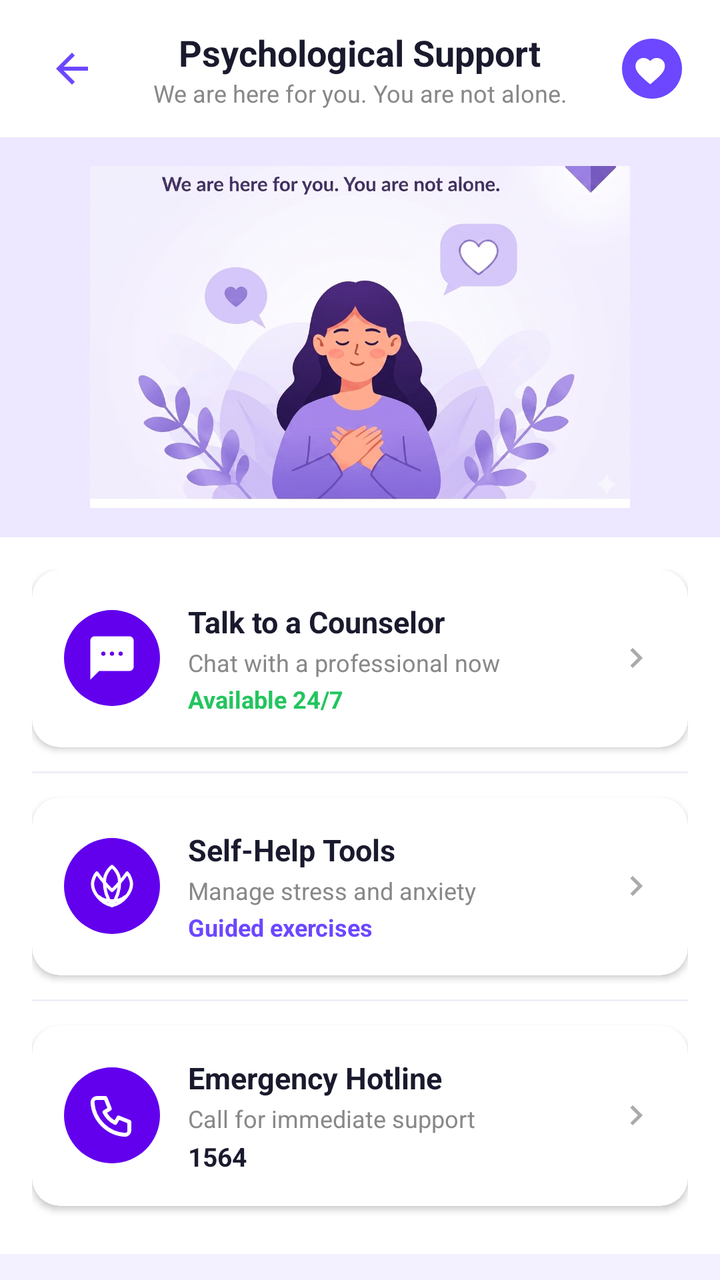
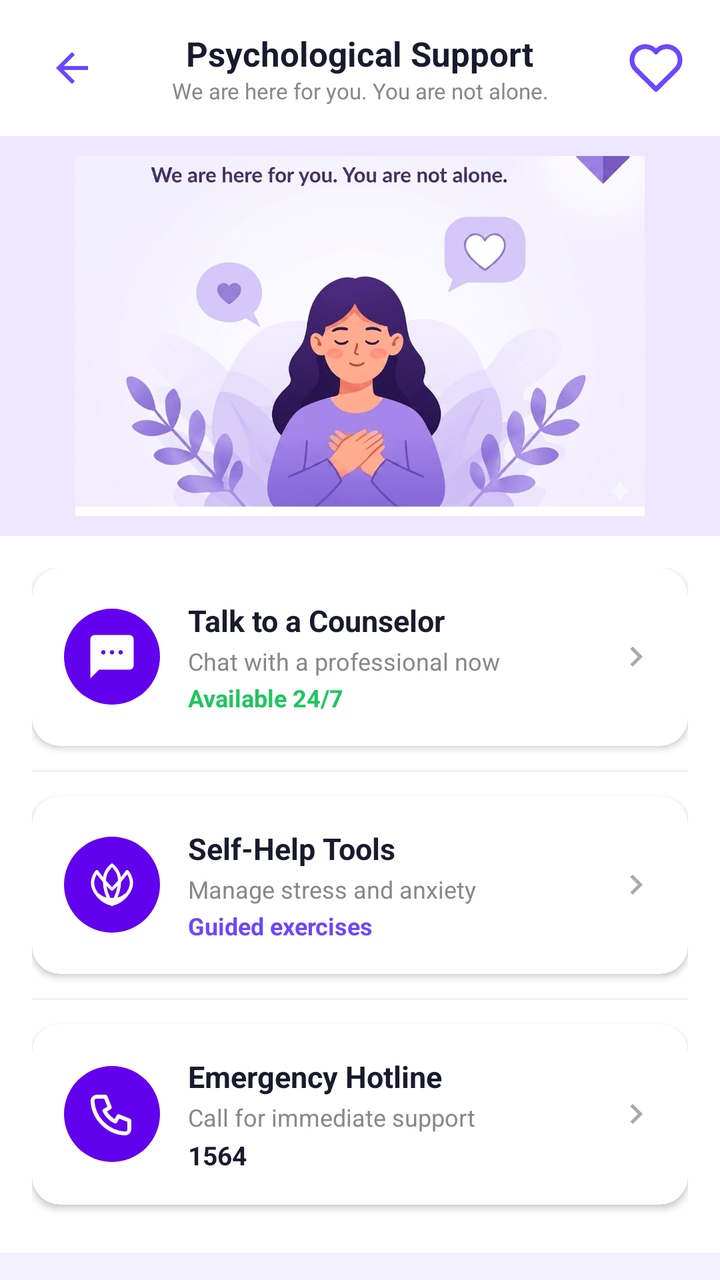

Before-and-after screenshots of an Android layout around one commit, followed by the original layout XML and the change that was made.
<!-- AndroidManifest.xml: application theme Theme.Crises -->
<!-- res/layout/activity_psychological_support.xml -->
<?xml version="1.0" encoding="utf-8"?>
<ScrollView xmlns:android="http://schemas.android.com/apk/res/android"
    xmlns:app="http://schemas.android.com/apk/res-auto"
    android:layout_width="match_parent"
    android:layout_height="match_parent"
    android:background="#F3F0FF"
    android:id="@+id/main"
    android:fillViewport="true">

    <LinearLayout
        android:layout_width="match_parent"
        android:layout_height="wrap_content"
        android:orientation="vertical">

        
        <RelativeLayout
            android:layout_width="match_parent"
            android:layout_height="wrap_content"
            android:background="#FFFFFF"
            android:paddingStart="16dp"
            android:paddingTop="16dp"
            android:paddingEnd="16dp"
            android:paddingBottom="12dp">

            <ImageButton
                android:id="@+id/btnBack"
                android:layout_width="40dp"
                android:layout_height="40dp"
                android:layout_centerVertical="true"
                android:background="?attr/selectableItemBackgroundBorderless"
                android:contentDescription="Back"
                android:src="@drawable/ic_arrow_back"
                app:tint="#6C47FF" />

            <LinearLayout
                android:layout_width="wrap_content"
                android:layout_height="wrap_content"
                android:layout_centerInParent="true"
                android:gravity="center"
                android:orientation="vertical">

                <TextView
                    android:layout_width="wrap_content"
                    android:layout_height="wrap_content"
                    android:text="Psychological Support"
                    android:textColor="#1A1A2E"
                    android:textSize="18sp"
                    android:textStyle="bold" />

                <TextView
                    android:layout_width="wrap_content"
                    android:layout_height="wrap_content"
                    android:gravity="center"
                    android:text="We are here for you. You are not alone."
                    android:textColor="#888888"
                    android:textSize="12sp" />
            </LinearLayout>

            <ImageView
                android:layout_width="36dp"
                android:layout_height="36dp"
                android:layout_alignParentEnd="true"
                android:layout_centerVertical="true"
                android:contentDescription="Support"
                android:src="@drawable/ic_heart_shield"
                app:tint="#6C47FF" />
        </RelativeLayout>

        
        <RelativeLayout
            android:layout_width="match_parent"
            android:layout_height="200dp"
            android:background="#EDE8FF">

            <ImageView
                android:id="@+id/ivCenterIllustration"
                android:layout_width="wrap_content"
                android:layout_height="180dp"
                android:layout_centerInParent="true"
                android:layout_marginEnd="90dp"
                android:layout_marginBottom="25dp"
                android:adjustViewBounds="true"
                android:contentDescription="Psychological support illustration"
                android:scaleType="fitCenter"
                android:src="@drawable/psy" />

        </RelativeLayout>

        
        <LinearLayout
            android:layout_width="match_parent"
            android:layout_height="wrap_content"
            android:layout_marginTop="0dp"
            android:background="#FFFFFF"
            android:orientation="vertical"
            android:padding="16dp">

            
            <androidx.cardview.widget.CardView
                android:id="@+id/cardCounselor"
                android:layout_width="match_parent"
                android:layout_height="wrap_content"
                android:layout_marginBottom="12dp"
                app:cardBackgroundColor="#FFFFFF"
                app:cardCornerRadius="14dp"
                app:cardElevation="2dp">

                <RelativeLayout
                    android:layout_width="match_parent"
                    android:layout_height="wrap_content"
                    android:padding="16dp">

                    <FrameLayout
                        android:id="@+id/iconCounselor"
                        android:layout_width="48dp"
                        android:layout_height="48dp"
                        android:layout_centerVertical="true"
                        android:background="@drawable/circle_purple_bg">

                        <ImageView
                            android:layout_width="26dp"
                            android:layout_height="26dp"
                            android:layout_gravity="center"
                            android:contentDescription="Counselor"
                            android:src="@drawable/ic_chat_dots"
                            app:tint="#FFFFFF" />
                    </FrameLayout>

                    <LinearLayout
                        android:layout_width="match_parent"
                        android:layout_height="wrap_content"
                        android:layout_centerVertical="true"
                        android:layout_toEndOf="@id/iconCounselor"
                        android:layout_toStartOf="@+id/arrowCounselor"
                        android:orientation="vertical"
                        android:paddingStart="14dp">

                        <TextView
                            android:layout_width="wrap_content"
                            android:layout_height="wrap_content"
                            android:text="Talk to a Counselor"
                            android:textColor="#1A1A2E"
                            android:textSize="15sp"
                            android:textStyle="bold" />

                        <TextView
                            android:layout_width="wrap_content"
                            android:layout_height="wrap_content"
                            android:layout_marginTop="2dp"
                            android:text="Chat with a professional now"
                            android:textColor="#888888"
                            android:textSize="12sp" />

                        <TextView
                            android:layout_width="wrap_content"
                            android:layout_height="wrap_content"
                            android:layout_marginTop="2dp"
                            android:text="Available 24/7"
                            android:textColor="#22C55E"
                            android:textSize="12sp"
                            android:textStyle="bold" />
                    </LinearLayout>

                    <ImageView
                        android:id="@+id/arrowCounselor"
                        android:layout_width="20dp"
                        android:layout_height="20dp"
                        android:layout_alignParentEnd="true"
                        android:layout_centerVertical="true"
                        android:contentDescription="Open"
                        android:src="@drawable/ic_chevron_right"
                        app:tint="#AAAAAA" />
                </RelativeLayout>
            </androidx.cardview.widget.CardView>

            
            <View
                android:layout_width="match_parent"
                android:layout_height="1dp"
                android:layout_marginBottom="12dp"
                android:background="#F0EEF8" />

            
            <androidx.cardview.widget.CardView
                android:id="@+id/cardSelfHelp"
                android:layout_width="match_parent"
                android:layout_height="wrap_content"
                android:layout_marginBottom="12dp"
                app:cardBackgroundColor="#FFFFFF"
                app:cardCornerRadius="14dp"
                app:cardElevation="2dp">

                <RelativeLayout
                    android:layout_width="match_parent"
                    android:layout_height="wrap_content"
                    android:padding="16dp">

                    <FrameLayout
                        android:id="@+id/iconSelfHelp"
                        android:layout_width="48dp"
                        android:layout_height="48dp"
                        android:layout_centerVertical="true"
                        android:background="@drawable/circle_purple_bg">

                        <ImageView
                            android:layout_width="26dp"
                            android:layout_height="26dp"
                            android:layout_gravity="center"
                            android:contentDescription="Self-help"
                            android:src="@drawable/ic_lotus"
                            app:tint="#FFFFFF" />
                    </FrameLayout>

                    <LinearLayout
                        android:layout_width="match_parent"
                        android:layout_height="wrap_content"
                        android:layout_centerVertical="true"
                        android:layout_toEndOf="@id/iconSelfHelp"
                        android:layout_toStartOf="@+id/arrowSelfHelp"
                        android:orientation="vertical"
                        android:paddingStart="14dp">

                        <TextView
                            android:layout_width="wrap_content"
                            android:layout_height="wrap_content"
                            android:text="Self-Help Tools"
                            android:textColor="#1A1A2E"
                            android:textSize="15sp"
                            android:textStyle="bold" />

                        <TextView
                            android:layout_width="wrap_content"
                            android:layout_height="wrap_content"
                            android:layout_marginTop="2dp"
                            android:text="Manage stress and anxiety"
                            android:textColor="#888888"
                            android:textSize="12sp" />

                        <TextView
                            android:layout_width="wrap_content"
                            android:layout_height="wrap_content"
                            android:layout_marginTop="2dp"
                            android:text="Guided exercises"
                            android:textColor="#6C47FF"
                            android:textSize="12sp"
                            android:textStyle="bold" />
                    </LinearLayout>

                    <ImageView
                        android:id="@+id/arrowSelfHelp"
                        android:layout_width="20dp"
                        android:layout_height="20dp"
                        android:layout_alignParentEnd="true"
                        android:layout_centerVertical="true"
                        android:contentDescription="Open"
                        android:src="@drawable/ic_chevron_right"
                        app:tint="#AAAAAA" />
                </RelativeLayout>
            </androidx.cardview.widget.CardView>

            
            <View
                android:layout_width="match_parent"
                android:layout_height="1dp"
                android:layout_marginBottom="12dp"
                android:background="#F0EEF8" />

            
            <androidx.cardview.widget.CardView
                android:id="@+id/cardHotline"
                android:layout_width="match_parent"
                android:layout_height="wrap_content"
                android:layout_marginBottom="8dp"
                app:cardBackgroundColor="#FFFFFF"
                app:cardCornerRadius="14dp"
                app:cardElevation="2dp">

                <RelativeLayout
                    android:layout_width="match_parent"
                    android:layout_height="wrap_content"
                    android:padding="16dp">

                    <FrameLayout
                        android:id="@+id/iconHotline"
                        android:layout_width="48dp"
                        android:layout_height="48dp"
                        android:layout_centerVertical="true"
                        android:background="@drawable/circle_purple_bg">

                        <ImageView
                            android:layout_width="26dp"
                            android:layout_height="26dp"
                            android:layout_gravity="center"
                            android:contentDescription="Phone"
                            android:src="@drawable/ic_phone"
                            app:tint="#FFFFFF" />
                    </FrameLayout>

                    <LinearLayout
                        android:layout_width="match_parent"
                        android:layout_height="wrap_content"
                        android:layout_centerVertical="true"
                        android:layout_toEndOf="@id/iconHotline"
                        android:layout_toStartOf="@+id/arrowHotline"
                        android:orientation="vertical"
                        android:paddingStart="14dp">

                        <TextView
                            android:layout_width="wrap_content"
                            android:layout_height="wrap_content"
                            android:text="Emergency Hotline"
                            android:textColor="#1A1A2E"
                            android:textSize="15sp"
                            android:textStyle="bold" />

                        <TextView
                            android:layout_width="wrap_content"
                            android:layout_height="wrap_content"
                            android:layout_marginTop="2dp"
                            android:text="Call for immediate support"
                            android:textColor="#888888"
                            android:textSize="12sp" />

                        <TextView
                            android:layout_width="wrap_content"
                            android:layout_height="wrap_content"
                            android:layout_marginTop="2dp"
                            android:text="1564"
                            android:textColor="#1A1A2E"
                            android:textSize="13sp"
                            android:textStyle="bold" />
                    </LinearLayout>

                    <ImageView
                        android:id="@+id/arrowHotline"
                        android:layout_width="20dp"
                        android:layout_height="20dp"
                        android:layout_alignParentEnd="true"
                        android:layout_centerVertical="true"
                        android:contentDescription="Call"
                        android:src="@drawable/ic_chevron_right"
                        app:tint="#AAAAAA" />
                </RelativeLayout>
            </androidx.cardview.widget.CardView>

        </LinearLayout>

    </LinearLayout>
</ScrollView>
<!-- resources referenced by this layout -->
<resources>
  <!-- drawable circle_purple_bg (drawable) -->
  <?xml version="1.0" encoding="utf-8"?>
  <shape xmlns:android="http://schemas.android.com/apk/res/android"
      android:shape="oval">
      <solid android:color="#6200EE" />
  </shape>
  <!-- drawable ic_arrow_back (drawable) -->
  <vector xmlns:android="http://schemas.android.com/apk/res/android"
      android:width="24dp"
      android:height="24dp"
      android:viewportWidth="24"
      android:viewportHeight="24">
      <path
          android:fillColor="#FF000000"
          android:pathData="M20,11H7.83l5.59,-5.59L12,4l-8,8 8,8 1.41,-1.41L7.83,13H20v-2z"/>
  </vector>
  <!-- drawable ic_chat_dots (drawable) -->
  <vector xmlns:android="http://schemas.android.com/apk/res/android"
      android:width="24dp"
      android:height="24dp"
      android:viewportWidth="24"
      android:viewportHeight="24">
  
      <path
          android:fillColor="#FF000000"
          android:pathData="M20,2H4c-1.1,0 -2,0.9 -2,2v18l4,-4h14c1.1,0 2,-0.9 2,-2V4c0,-1.1 -0.9,-2 -2,-2zM8,11c-0.55,0 -1,-0.45 -1,-1s0.45,-1 1,-1 1,0.45 1,1 -0.45,1 -1,1zM12,11c-0.55,0 -1,-0.45 -1,-1s0.45,-1 1,-1 1,0.45 1,1 -0.45,1 -1,1zM16,11c-0.55,0 -1,-0.45 -1,-1s0.45,-1 1,-1 1,0.45 1,1 -0.45,1 -1,1z"/>
  </vector>
  <!-- drawable ic_chevron_right (drawable) -->
  <vector xmlns:android="http://schemas.android.com/apk/res/android"
      android:width="24dp"
      android:height="24dp"
      android:viewportWidth="24"
      android:viewportHeight="24">
      <path
          android:fillColor="#FF000000"
          android:pathData="M10,6L8.59,7.41 13.17,12l-4.58,4.59L10,18l6,-6z"/>
  </vector>
  <!-- drawable ic_heart_shield (drawable) -->
  <vector xmlns:android="http://schemas.android.com/apk/res/android"
      android:width="24dp"
      android:height="24dp"
      android:viewportWidth="24"
      android:viewportHeight="24">
  
      <path
          android:fillColor="#FF000000"
          android:pathData="M12,2C6.48,2 2,6.48 2,12c0,5.52 4.48,10 10,10s10,-4.48 10,-10C22,6.48 17.52,2 12,2zM12,17.75l-0.56,-0.51C8.2,14.54 6.5,13.01 6.5,11.13c0,-1.51 1.19,-2.7 2.7,-2.7c0.85,0 1.67,0.4 2.2,1.02c0.53,-0.62 1.35,-1.02 2.2,-1.02c1.51,0 2.7,1.19 2.7,2.7c0,1.88 -1.7,3.41 -4.94,6.11l-0.56,0.51z"/>
  </vector>
  <!-- drawable ic_phone (drawable) -->
  <vector xmlns:android="http://schemas.android.com/apk/res/android"
      android:width="24dp"
      android:height="24dp"
      android:viewportWidth="24"
      android:viewportHeight="24">
      <path
          android:fillColor="@android:color/transparent"
          android:strokeColor="#185FA5"
          android:strokeWidth="1.8"
          android:strokeLineCap="round"
          android:strokeLineJoin="round"
          android:pathData="M5,4h4l2,5l-2.5,1.5a11,11 0,0 0,5 5l1.5,-2.5l5,2v4a2,2 0,0 1,-2 2A16,16 0,0 1,3 6a2,2 0,0 1,2 -2"/>
  </vector>
  <style name="Theme.Crises" parent="Base.Theme.Crises" />
  <style name="Base.Theme.Crises" parent="Theme.Material3.DayNight.NoActionBar">
  
      </style>
  <!-- unchanged entries left out for length: 2 -->
</resources>

<!-- the commit's change to res/layout/activity_psychological_support.xml (unified diff, before → after) -->
@@ -5,7 +5,8 @@
     android:layout_height="match_parent"
     android:background="#F3F0FF"
     android:id="@+id/main"
-    android:fillViewport="true">
+    android:fillViewport="false"
+    android:fitsSystemWindows="true">
 
     <LinearLayout
         android:layout_width="match_parent"
@@ -14,6 +15,7 @@
 
         
         <RelativeLayout
+            android:id="@+id/headerLayout"
             android:layout_width="match_parent"
             android:layout_height="wrap_content"
             android:background="#FFFFFF"
@@ -27,6 +29,7 @@
                 android:layout_width="40dp"
                 android:layout_height="40dp"
                 android:layout_centerVertical="true"
+                android:layout_alignParentStart="true"
                 android:background="?attr/selectableItemBackgroundBorderless"
                 android:contentDescription="Back"
                 android:src="@drawable/ic_arrow_back"
@@ -44,7 +47,7 @@
                     android:layout_height="wrap_content"
                     android:text="Psychological Support"
                     android:textColor="#1A1A2E"
-                    android:textSize="18sp"
+                    android:textSize="17sp"
                     android:textStyle="bold" />
 
                 <TextView
@@ -53,16 +56,16 @@
                     android:gravity="center"
                     android:text="We are here for you. You are not alone."
                     android:textColor="#888888"
-                    android:textSize="12sp" />
+                    android:textSize="11sp" />
             </LinearLayout>
 
             <ImageView
-                android:layout_width="36dp"
-                android:layout_height="36dp"
+                android:layout_width="32dp"
+                android:layout_height="32dp"
                 android:layout_alignParentEnd="true"
                 android:layout_centerVertical="true"
                 android:contentDescription="Support"
-                android:src="@drawable/ic_heart_shield"
+                android:src="@drawable/ic_heart"
                 app:tint="#6C47FF" />
         </RelativeLayout>
 
@@ -74,23 +77,19 @@
 
             <ImageView
                 android:id="@+id/ivCenterIllustration"
-                android:layout_width="wrap_content"
+                android:layout_width="match_parent"
                 android:layout_height="180dp"
                 android:layout_centerInParent="true"
-                android:layout_marginEnd="90dp"
-                android:layout_marginBottom="25dp"
                 android:adjustViewBounds="true"
                 android:contentDescription="Psychological support illustration"
-                android:scaleType="fitCenter"
+                android:scaleType="centerInside"
                 android:src="@drawable/psy" />
-
         </RelativeLayout>
 
         
         <LinearLayout
             android:layout_width="match_parent"
             android:layout_height="wrap_content"
-            android:layout_marginTop="0dp"
             android:background="#FFFFFF"
             android:orientation="vertical"
             android:padding="16dp">
@@ -116,7 +115,6 @@
                         android:layout_height="48dp"
                         android:layout_centerVertical="true"
                         android:background="@drawable/circle_purple_bg">
-
                         <ImageView
                             android:layout_width="26dp"
                             android:layout_height="26dp"
@@ -134,7 +132,6 @@
                         android:layout_toStartOf="@+id/arrowCounselor"
                         android:orientation="vertical"
                         android:paddingStart="14dp">
-
                         <TextView
                             android:layout_width="wrap_content"
                             android:layout_height="wrap_content"
@@ -142,7 +139,6 @@
                             android:textColor="#1A1A2E"
                             android:textSize="15sp"
                             android:textStyle="bold" />
-
                         <TextView
                             android:layout_width="wrap_content"
                             android:layout_height="wrap_content"
@@ -150,7 +146,6 @@
                             android:text="Chat with a professional now"
                             android:textColor="#888888"
                             android:textSize="12sp" />
-
                         <TextView
                             android:layout_width="wrap_content"
                             android:layout_height="wrap_content"
@@ -173,7 +168,6 @@
                 </RelativeLayout>
             </androidx.cardview.widget.CardView>
 
-            
             <View
                 android:layout_width="match_parent"
                 android:layout_height="1dp"
@@ -201,7 +195,6 @@
                         android:layout_height="48dp"
                         android:layout_centerVertical="true"
                         android:background="@drawable/circle_purple_bg">
-
                         <ImageView
                             android:layout_width="26dp"
                             android:layout_height="26dp"
@@ -219,7 +212,6 @@
                         android:layout_toStartOf="@+id/arrowSelfHelp"
                         android:orientation="vertical"
                         android:paddingStart="14dp">
-
                         <TextView
                             android:layout_width="wrap_content"
                             android:layout_height="wrap_content"
@@ -227,7 +219,6 @@
                             android:textColor="#1A1A2E"
                             android:textSize="15sp"
                             android:textStyle="bold" />
-
                         <TextView
                             android:layout_width="wrap_content"
                             android:layout_height="wrap_content"
@@ -235,7 +226,6 @@
                             android:text="Manage stress and anxiety"
                             android:textColor="#888888"
                             android:textSize="12sp" />
-
                         <TextView
                             android:layout_width="wrap_content"
                             android:layout_height="wrap_content"
@@ -258,7 +248,6 @@
                 </RelativeLayout>
             </androidx.cardview.widget.CardView>
 
-            
             <View
                 android:layout_width="match_parent"
                 android:layout_height="1dp"
@@ -286,7 +275,6 @@
                         android:layout_height="48dp"
                         android:layout_centerVertical="true"
                         android:background="@drawable/circle_purple_bg">
-
                         <ImageView
                             android:layout_width="26dp"
                             android:layout_height="26dp"
@@ -304,7 +292,6 @@
                         android:layout_toStartOf="@+id/arrowHotline"
                         android:orientation="vertical"
                         android:paddingStart="14dp">
-
                         <TextView
                             android:layout_width="wrap_content"
                             android:layout_height="wrap_content"
@@ -312,7 +299,6 @@
                             android:textColor="#1A1A2E"
                             android:textSize="15sp"
                             android:textStyle="bold" />
-
                         <TextView
                             android:layout_width="wrap_content"
                             android:layout_height="wrap_content"
@@ -320,7 +306,6 @@
                             android:text="Call for immediate support"
                             android:textColor="#888888"
                             android:textSize="12sp" />
-
                         <TextView
                             android:layout_width="wrap_content"
                             android:layout_height="wrap_content"
@@ -344,6 +329,5 @@
             </androidx.cardview.widget.CardView>
 
         </LinearLayout>
-
     </LinearLayout>
 </ScrollView>
<!-- resource entries referenced after the edit -->
@@ -37,16 +37,19 @@
           android:fillColor="#FF000000"
           android:pathData="M10,6L8.59,7.41 13.17,12l-4.58,4.59L10,18l6,-6z"/>
   </vector>
-  <!-- drawable ic_heart_shield (drawable) -->
+  <!-- drawable ic_heart (drawable) -->
   <vector xmlns:android="http://schemas.android.com/apk/res/android"
       android:width="24dp"
       android:height="24dp"
       android:viewportWidth="24"
       android:viewportHeight="24">
-  
       <path
-          android:fillColor="#FF000000"
-          android:pathData="M12,2C6.48,2 2,6.48 2,12c0,5.52 4.48,10 10,10s10,-4.48 10,-10C22,6.48 17.52,2 12,2zM12,17.75l-0.56,-0.51C8.2,14.54 6.5,13.01 6.5,11.13c0,-1.51 1.19,-2.7 2.7,-2.7c0.85,0 1.67,0.4 2.2,1.02c0.53,-0.62 1.35,-1.02 2.2,-1.02c1.51,0 2.7,1.19 2.7,2.7c0,1.88 -1.7,3.41 -4.94,6.11l-0.56,0.51z"/>
+          android:fillColor="@android:color/transparent"
+          android:strokeColor="#185FA5"
+          android:strokeWidth="1.8"
+          android:strokeLineCap="round"
+          android:strokeLineJoin="round"
+          android:pathData="M19.5,12.572l-7.5,7.428l-7.5,-7.428a5,5 0,1 1,7.5 -6.566a5,5 0,1 1,7.5 6.566"/>
   </vector>
   <!-- drawable ic_phone (drawable) -->
   <vector xmlns:android="http://schemas.android.com/apk/res/android"
